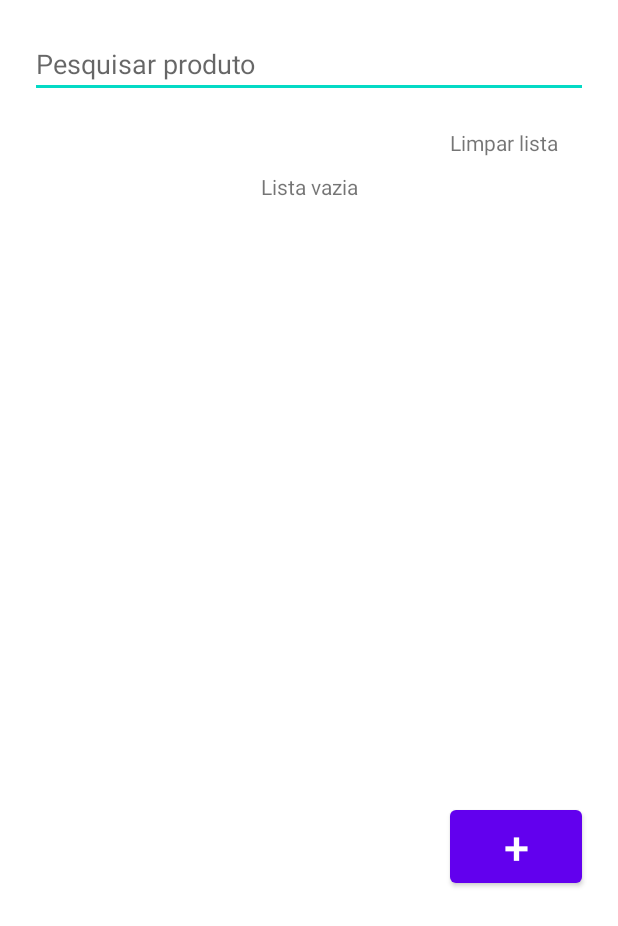
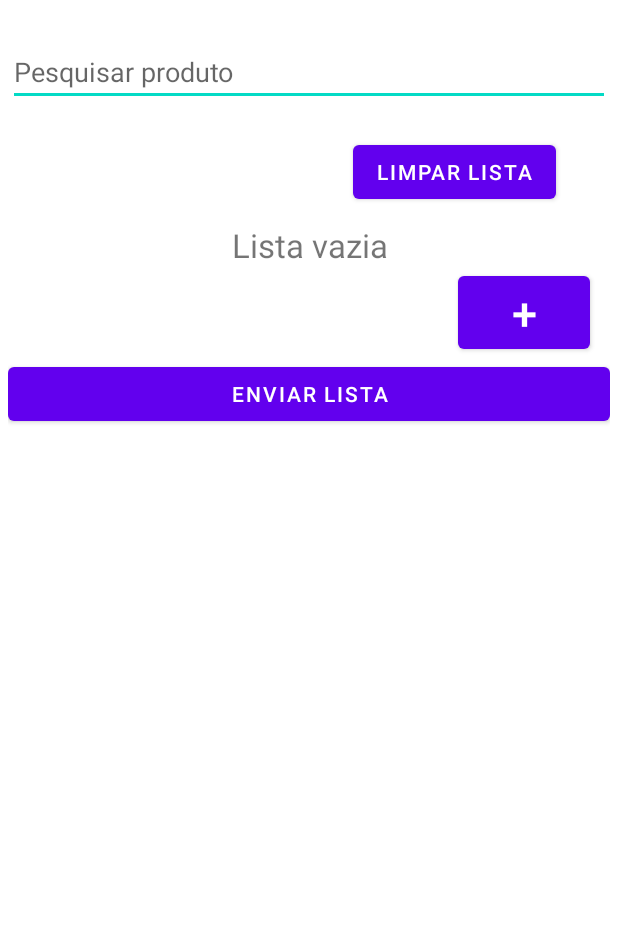
Before and after one commit to matheusoc08/home-food-storage-android, an Android app: the layout activity_main.xml on its own in the app's theme, with its tools: preview values and no code run, on a phone screen of 412 x 824 dp. Shown: the top 926 px of the screen. Run offline under Robolectric (Android 15) with nearby library versions, the phone set to English and light mode, and no system bars.

```diff
--- a/app/src/main/res/layout/activity_main.xml
+++ b/app/src/main/res/layout/activity_main.xml
@@ -5,7 +5,8 @@
     android:orientation="vertical"
     android:layout_width="match_parent"
     android:layout_height="match_parent"
-    tools:context=".MainActivity">
+    tools:context=".MainActivity"
+    android:layout_margin="5dp">
 
     <EditText
         android:layout_width="match_parent"
@@ -13,15 +14,14 @@
         android:hint="Pesquisar produto"
         android:id="@+id/editTextSearchItem"
         android:layout_marginTop="20dp"
-        android:layout_marginHorizontal="20dp"
         />
 
-    <TextView
+    <Button
         android:layout_width="wrap_content"
         android:layout_height="wrap_content"
         android:text="Limpar lista"
         android:layout_marginTop="20dp"
-        android:layout_marginLeft="300dp"
+        android:layout_marginLeft="230dp"
         android:clickable="true"
         android:id="@+id/textViewCleanList"
         />
@@ -30,15 +30,16 @@
         android:layout_width="match_parent"
         android:layout_height="wrap_content"
         android:text="Lista vazia"
+        android:textSize="22sp"
         android:textAlignment="center"
         android:layout_marginTop="10dp"
-        android:id="@+id/textViewEmptyList"
+        android:id="@+id/textViewMessageEmptyList"
         />
 
-    <ListView
+    <androidx.recyclerview.widget.RecyclerView
         android:layout_width="match_parent"
         android:layout_height="wrap_content"
-        android:id="@+id/listViewListItems"
+        android:id="@+id/recyclerViewItemList"
         />
 
     <Button
@@ -46,10 +47,14 @@
         android:layout_height="wrap_content"
         android:text="+"
         android:textSize="30sp"
-        android:layout_marginTop="400dp"
         android:layout_marginLeft="300dp"
         android:id="@+id/buttonNewItem"
         />
 
-
+    <Button
+        android:layout_width="match_parent"
+        android:layout_height="wrap_content"
+        android:id="@+id/buttonSendStorage"
+        android:text="Enviar lista"
+        />
 </LinearLayout>
```
Also changed, not shown: app/src/main/res/layout/item_list_adapter.xml (added, +61 -0 lines).
